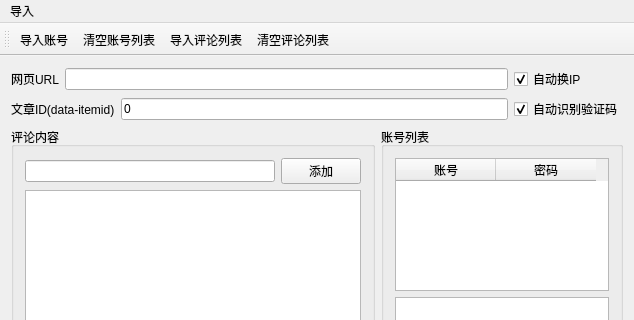
blacksjt/autobots, file autobots_yidianzixun/autobots_yidianzixun.ui: the form before one commit; both pictures show x 0 to 634 and y 0 to 320 of the 634 by 510 pixel window.
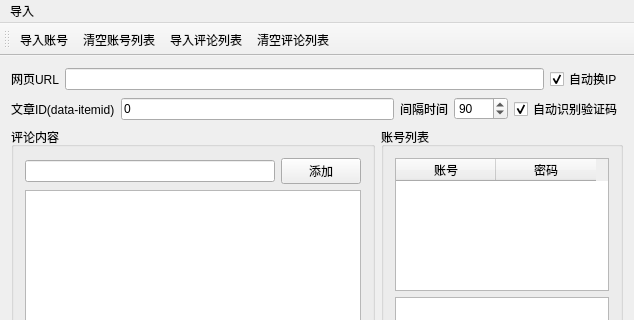
The form after the commit.

```diff
--- a/autobots_yidianzixun/autobots_yidianzixun.ui
+++ b/autobots_yidianzixun/autobots_yidianzixun.ui
@@ -16,6 +16,8 @@
   <widget class="QWidget" name="centralWidget">
    <layout class="QGridLayout" name="gridLayout_4">
     <item row="0" column="0">
+     <layout class="QHBoxLayout" name="horizontalLayout_10">
+      <item>
      <layout class="QHBoxLayout" name="horizontalLayout_3">
       <item>
        <widget class="QLabel" name="label_3">
@@ -33,7 +35,21 @@
       </item>
      </layout>
     </item>
+      <item>
+       <widget class="QCheckBox" name="checkBox_auto_switch_ip">
+        <property name="text">
+         <string>自动换IP</string>
+        </property>
+        <property name="checked">
+         <bool>true</bool>
+        </property>
+       </widget>
+      </item>
+     </layout>
+    </item>
     <item row="1" column="0">
+     <layout class="QHBoxLayout" name="horizontalLayout_9">
+      <item>
      <layout class="QHBoxLayout" name="horizontalLayout_2">
       <item>
        <widget class="QLabel" name="label_2">
@@ -54,7 +70,36 @@
       </item>
      </layout>
     </item>
-    <item row="1" column="1">
+      <item>
+       <layout class="QHBoxLayout" name="horizontalLayout_8">
+        <item>
+         <layout class="QHBoxLayout" name="horizontalLayout_4">
+          <item>
+           <widget class="QLabel" name="label">
+            <property name="text">
+             <string>间隔时间</string>
+            </property>
+           </widget>
+          </item>
+          <item>
+           <widget class="QSpinBox" name="spinBox_interval">
+            <property name="minimum">
+             <number>10</number>
+            </property>
+            <property name="maximum">
+             <number>1000</number>
+            </property>
+            <property name="singleStep">
+             <number>5</number>
+            </property>
+            <property name="value">
+             <number>90</number>
+            </property>
+           </widget>
+          </item>
+         </layout>
+        </item>
+        <item>
      <widget class="QCheckBox" name="checkBox_code_online">
       <property name="text">
        <string>自动识别验证码</string>
@@ -64,7 +109,11 @@
       </property>
      </widget>
     </item>
-    <item row="2" column="0" colspan="2">
+       </layout>
+      </item>
+     </layout>
+    </item>
+    <item row="2" column="0">
      <layout class="QHBoxLayout" name="horizontalLayout_6">
       <item>
        <widget class="QGroupBox" name="groupBox">
@@ -139,7 +188,7 @@
       </item>
      </layout>
     </item>
-    <item row="3" column="0" colspan="2">
+    <item row="3" column="0">
      <layout class="QHBoxLayout" name="horizontalLayout">
       <item>
        <layout class="QGridLayout" name="gridLayout_3">
@@ -179,16 +228,6 @@
       </item>
      </layout>
     </item>
-    <item row="0" column="1">
-     <widget class="QCheckBox" name="checkBox_auto_switch_ip">
-      <property name="text">
-       <string>自动换IP</string>
-      </property>
-      <property name="checked">
-       <bool>true</bool>
-      </property>
-     </widget>
-    </item>
    </layout>
   </widget>
   <widget class="QMenuBar" name="menuBar">
```
Lines whose indentation alone changed are shown as unchanged.
